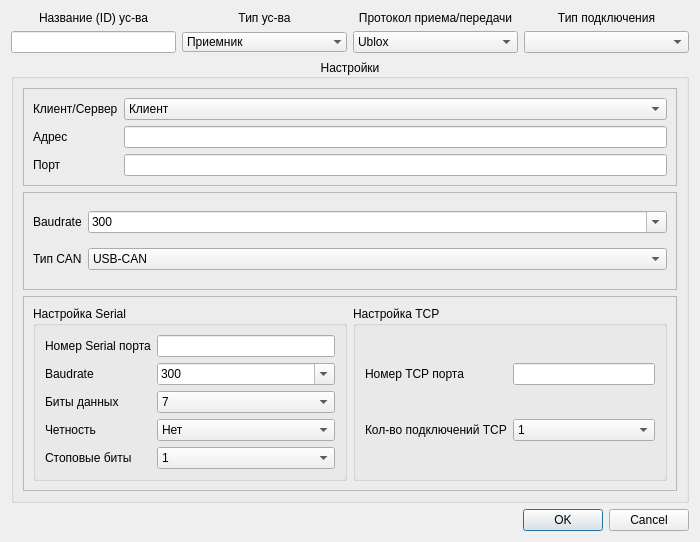
revermun/Experiment_helper, file connectionSettings.ui: the form before one commit.
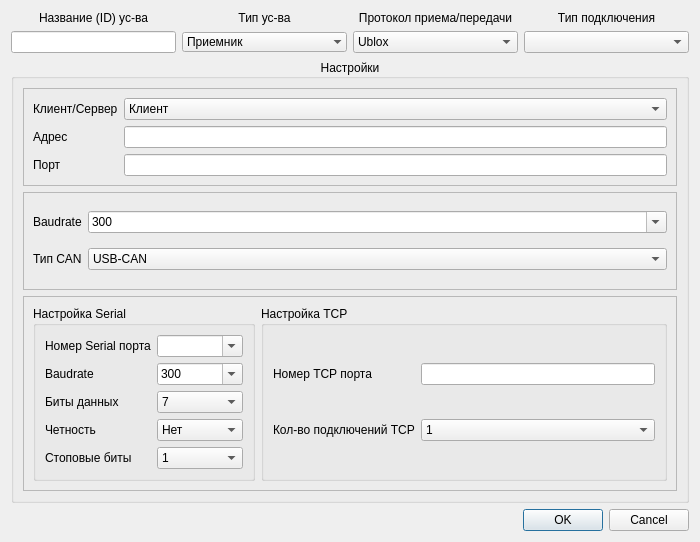
The form after the commit.

What changed in the file:
```diff
--- a/connectionSettings.ui
+++ b/connectionSettings.ui
@@ -496,9 +496,6 @@
               </item>
              </widget>
             </item>
-            <item row="0" column="1">
-             <widget class="QLineEdit" name="lineSerialPort"/>
-            </item>
             <item row="4" column="0">
              <widget class="QLabel" name="label_9">
               <property name="text">
@@ -506,6 +503,13 @@
               </property>
              </widget>
             </item>
+            <item row="0" column="1">
+             <widget class="QComboBox" name="comboSerialPort">
+              <property name="editable">
+               <bool>true</bool>
+              </property>
+             </widget>
+            </item>
            </layout>
           </widget>
          </item>
```
